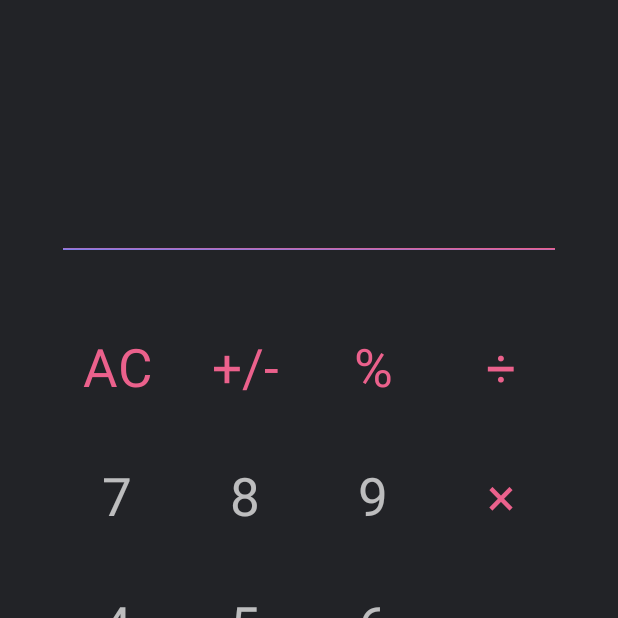
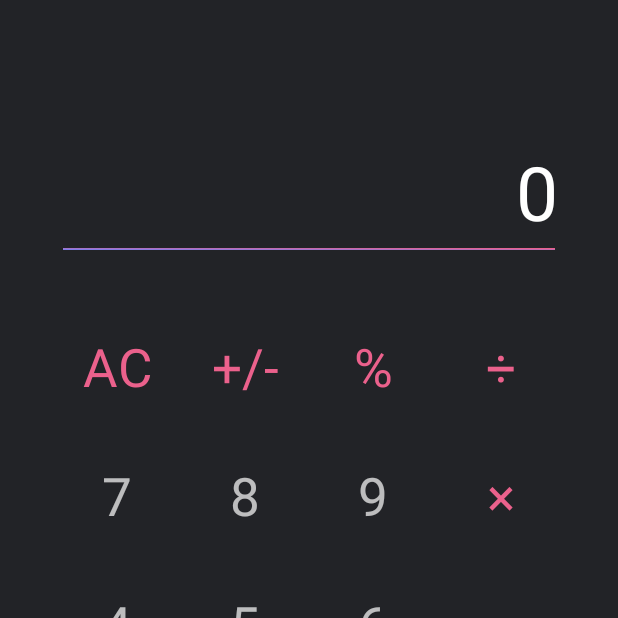
Before and after one commit to kirillkhudiakov/calculator, an Android app: the screen it shows after launch (MainActivity), on a phone screen of 412 x 824 dp, the top half of it. Run offline under Robolectric (Android 15) with nearby library versions, the phone set to English and light mode, and no system bars; our stand-ins replace data binding; Roboto replaces fonts that are not available here.

Commit message:
Implement view model and digit parsing

```diff
--- a/app/build.gradle
+++ b/app/build.gradle
@@ -38,4 +38,8 @@ dependencies {
     androidTestImplementation 'androidx.test.ext:junit:1.1.1'
     androidTestImplementation 'androidx.test.espresso:espresso-core:3.2.0'
     implementation 'androidx.gridlayout:gridlayout:1.0.0'
+
+    def lifecycle_version = "2.1.0"
+    implementation "androidx.lifecycle:lifecycle-extensions:$lifecycle_version"
+    kapt "androidx.lifecycle:lifecycle-compiler:$lifecycle_version"
 }
--- a/app/src/main/java/khudiakov/kirill/calculator/MainActivity.kt
+++ b/app/src/main/java/khudiakov/kirill/calculator/MainActivity.kt
@@ -2,11 +2,29 @@ package khudiakov.kirill.calculator
 
 import androidx.appcompat.app.AppCompatActivity
 import android.os.Bundle
+import android.widget.TextView
+import androidx.core.view.children
+import androidx.databinding.DataBindingUtil
+import androidx.lifecycle.ViewModelProviders
+import khudiakov.kirill.calculator.databinding.ActivityMainBinding
 
 class MainActivity : AppCompatActivity() {
 
+    private lateinit var binding: ActivityMainBinding
+    private lateinit var viewModel: MainViewModel
+
     override fun onCreate(savedInstanceState: Bundle?) {
         super.onCreate(savedInstanceState)
-        setContentView(R.layout.activity_main)
+        binding = DataBindingUtil.setContentView(this, R.layout.activity_main)
+        viewModel = ViewModelProviders.of(this)[MainViewModel::class.java]
+
+        binding.lifecycleOwner = this
+        binding.viewModel = viewModel
+
+        for (child in binding.buttons.children) {
+            child.setOnClickListener {
+                viewModel.onButtonClicked((child as TextView).text.toString())
+            }
+        }
     }
 }
--- /dev/null
+++ b/app/src/main/java/khudiakov/kirill/calculator/MainViewModel.kt
@@ -0,0 +1,31 @@
+package khudiakov.kirill.calculator
+
+import androidx.lifecycle.LiveData
+import androidx.lifecycle.MutableLiveData
+import androidx.lifecycle.ViewModel
+
+class MainViewModel : ViewModel() {
+
+    private var previous: Int? = null
+    private var number: Int = 0
+
+    private val _result = MutableLiveData(0)
+    val result: LiveData<Int>
+        get() = _result
+
+    fun onButtonClicked(button: String) {
+        when {
+            button.isDigit() -> {
+                val digit = button.toInt()
+                number = number * 10 + digit
+                _result.value = number
+            }
+
+        }
+    }
+}
+
+private fun String.isDigit(): Boolean {
+    return this == "0" || this == "1" || this == "2" || this == "3" || this == "4" || this == "5"
+            || this == "6" || this == "7" || this == "8" || this == "9"
+}
--- a/app/src/main/res/layout/activity_main.xml
+++ b/app/src/main/res/layout/activity_main.xml
@@ -2,6 +2,13 @@
 <layout xmlns:android="http://schemas.android.com/apk/res/android"
     xmlns:app="http://schemas.android.com/apk/res-auto"
     xmlns:tools="http://schemas.android.com/tools">
+
+    <data>
+
+        <variable
+            name="viewModel"
+            type="khudiakov.kirill.calculator.MainViewModel" />
+    </data>
 
     <LinearLayout
         android:layout_width="match_parent"
@@ -34,6 +41,7 @@
                 android:layout_marginEnd="40dp"
                 android:textColor="#FFFFFF"
                 android:textSize="50sp"
+                android:text="@{String.valueOf(viewModel.result)}"
                 app:layout_constraintEnd_toEndOf="parent"
                 app:layout_constraintTop_toBottomOf="@+id/history"
                 tools:text="52" />
@@ -52,6 +60,7 @@
         </androidx.constraintlayout.widget.ConstraintLayout>
 
         <androidx.gridlayout.widget.GridLayout
+            android:id="@+id/buttons"
             android:layout_width="match_parent"
             android:layout_height="500dp"
             android:padding="35dp"
@@ -124,6 +133,7 @@
                 android:text="@string/seven"
                 android:textAlignment="center"
                 android:textSize="35sp"
+                android:onClick=""
                 app:layout_columnWeight="1"
                 app:layout_rowWeight="1" />
 
```
